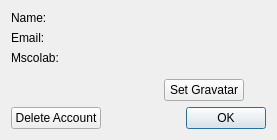
Above: mslib/msui/ui/ui_mscolab_profile_dialog.ui from Open-MSS/MSS before the change. Below: the same form after it.
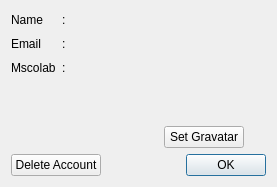
That is the form after the change. Icons and pictures are not drawn.

Commit message: initial implementation of profile window; extended test scope

Patch:
```diff
--- a/mslib/msui/ui/ui_mscolab_profile_dialog.ui
+++ b/mslib/msui/ui/ui_mscolab_profile_dialog.ui
@@ -7,7 +7,7 @@
     <x>0</x>
     <y>0</y>
     <width>277</width>
-    <height>140</height>
+    <height>187</height>
    </rect>
   </property>
   <property name="windowTitle">
@@ -16,45 +16,66 @@
   <layout class="QGridLayout" name="gridLayout">
    <item row="0" column="0">
     <layout class="QGridLayout" name="infoGl">
-     <item row="1" column="1">
+     <item row="0" column="2">
+      <widget class="QLabel" name="usernameLabel_2">
+       <property name="text">
+        <string/>
+       </property>
+      </widget>
+     </item>
+     <item row="1" column="2">
       <widget class="QLabel" name="emailLabel_2">
        <property name="text">
         <string/>
        </property>
       </widget>
      </item>
+     <item row="2" column="0">
+      <widget class="QLabel" name="mscolabURLLabel">
+       <property name="text">
+        <string>Mscolab</string>
+       </property>
+      </widget>
+     </item>
+     <item row="2" column="2">
+      <widget class="QLabel" name="mscolabURLLabel_2">
+       <property name="text">
+        <string/>
+       </property>
+      </widget>
+     </item>
      <item row="1" column="0">
       <widget class="QLabel" name="emailLabel">
        <property name="text">
-        <string>Email:</string>
+        <string>Email</string>
        </property>
       </widget>
      </item>
      <item row="0" column="0">
       <widget class="QLabel" name="usernameLabel">
        <property name="text">
-        <string>Name:</string>
+        <string>Name</string>
        </property>
       </widget>
      </item>
-     <item row="0" column="1">
-      <widget class="QLabel" name="usernameLabel_2">
+     <item row="0" column="1" alignment="Qt::AlignLeft">
+      <widget class="QLabel" name="label">
        <property name="text">
-        <string/>
+        <string>:</string>
        </property>
       </widget>
      </item>
-     <item row="2" column="0">
-      <widget class="QLabel" name="mscolabURLLabel">
+     <item row="1" column="1" alignment="Qt::AlignLeft">
+      <widget class="QLabel" name="label_2">
        <property name="text">
-        <string>Mscolab:</string>
+        <string>:</string>
        </property>
       </widget>
      </item>
-     <item row="2" column="1">
-      <widget class="QLabel" name="mscolabURLLabel_2">
+     <item row="2" column="1" alignment="Qt::AlignLeft">
+      <widget class="QLabel" name="label_3">
        <property name="text">
-        <string/>
+        <string>:</string>
        </property>
       </widget>
      </item>
@@ -74,6 +95,9 @@
        <property name="text">
         <string>Set Gravatar</string>
        </property>
+       <property name="autoDefault">
+        <bool>false</bool>
+       </property>
       </widget>
      </item>
     </layout>
@@ -90,6 +114,9 @@
      <property name="text">
       <string>Delete Account</string>
      </property>
+     <property name="autoDefault">
+      <bool>false</bool>
+     </property>
     </widget>
    </item>
   </layout>
```
Left out of the diff: 10 changed lines with no effect on the pictures. The commit also changes 32 other files.
